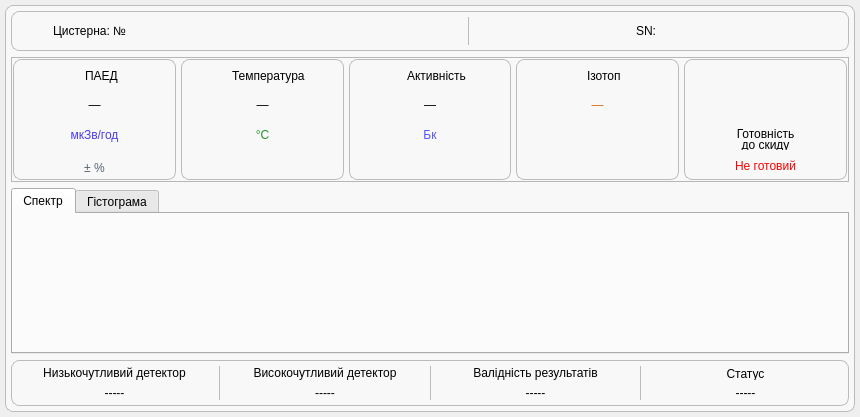
Above: _UI/dashboardbarrel.ui from Miskiv-Andrew/wroc before the change. Below: the same form after it.
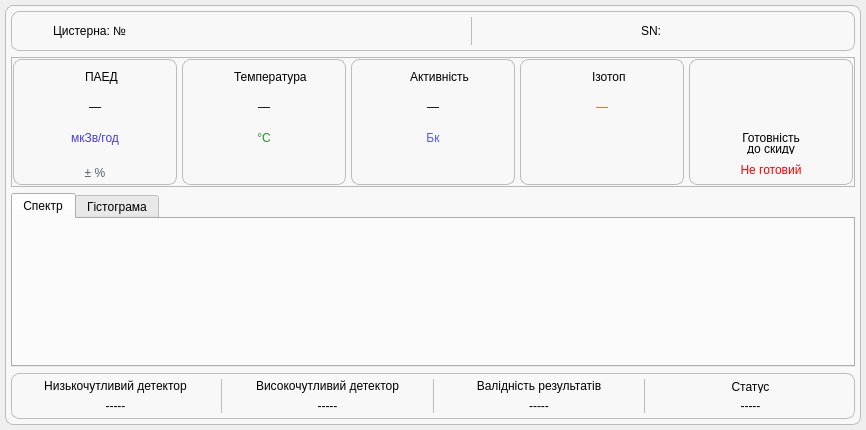
That is the form after the change.

```diff
--- a/_UI/dashboardbarrel.ui
+++ b/_UI/dashboardbarrel.ui
@@ -6,8 +6,8 @@
    <rect>
     <x>0</x>
     <y>0</y>
-    <width>860</width>
-    <height>417</height>
+    <width>866</width>
+    <height>430</height>
    </rect>
   </property>
   <property name="sizePolicy">
```
